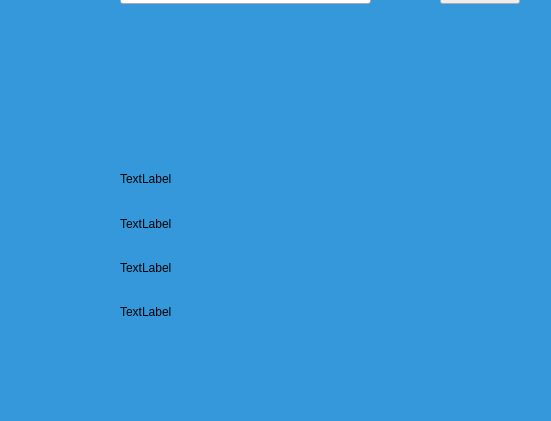
Before: the Qt Designer form mainwindow.ui in lucapau/QT4in1App, drawn with Qt 5; both pictures show x 130 to 681 and y 92 to 513 of the 800 by 600 pixel window.
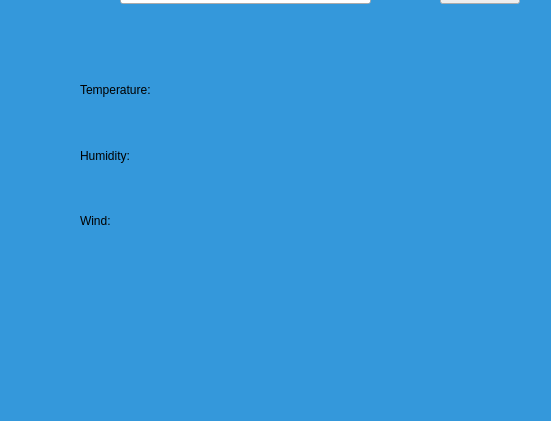
After: the same form once the commit is applied. The open tabs and pages were chosen to show the change.

Patch:
```diff
--- a/mainwindow.ui
+++ b/mainwindow.ui
@@ -376,43 +376,82 @@
      <widget class="QWidget" name="gridLayoutWidget">
       <property name="geometry">
        <rect>
-        <x>240</x>
-        <y>200</y>
+        <x>340</x>
+        <y>100</y>
         <width>251</width>
-        <height>171</height>
+        <height>191</height>
        </rect>
       </property>
       <layout class="QGridLayout" name="gridLayout">
-       <item row="3" column="0">
+       <item row="1" column="0">
+        <widget class="QLabel" name="humidityInfoLabel_3">
+         <property name="text">
+          <string/>
+         </property>
+        </widget>
+       </item>
+       <item row="2" column="0">
         <widget class="QLabel" name="windInfoLabel_2">
          <property name="text">
-          <string>TextLabel</string>
+          <string/>
          </property>
         </widget>
        </item>
        <item row="0" column="0">
         <widget class="QLabel" name="temperatureInfoLabel">
          <property name="text">
-          <string>TextLabel</string>
+          <string/>
          </property>
         </widget>
        </item>
-       <item row="1" column="0">
-        <widget class="QLabel" name="humidityInfoLabel_3">
-         <property name="text">
-          <string>TextLabel</string>
-         </property>
-        </widget>
-       </item>
+      </layout>
+     </widget>
+     <widget class="QWidget" name="gridLayoutWidget_2">
+      <property name="geometry">
+       <rect>
+        <x>200</x>
+        <y>100</y>
+        <width>91</width>
+        <height>191</height>
+       </rect>
+      </property>
+      <layout class="QGridLayout" name="gridLayout_3">
        <item row="2" column="0">
-        <widget class="QLabel" name="iconInfoLabel_4">
+        <widget class="QLabel" name="windInfoLabel_4">
          <property name="text">
-          <string>TextLabel</string>
+          <string>Wind:</string>
+         </property>
+        </widget>
+       </item>
+       <item row="1" column="0">
+        <widget class="QLabel" name="humidityInfoLabel_5">
+         <property name="text">
+          <string>Humidity:</string>
+         </property>
+        </widget>
+       </item>
+       <item row="0" column="0">
+        <widget class="QLabel" name="temperatureInfoLabel_3">
+         <property name="text">
+          <string>Temperature: </string>
          </property>
         </widget>
        </item>
       </layout>
      </widget>
+     <widget class="QLabel" name="iconInfoLabel_4">
+      <property name="geometry">
+       <rect>
+        <x>320</x>
+        <y>320</y>
+        <width>111</width>
+        <height>81</height>
+       </rect>
+      </property>
+      <property name="text">
+       <string/>
+      </property>
+     </widget>
     </widget>
    </widget>
   </widget>
```
Left out of the diff: 2 changed lines with no effect on the pictures.
